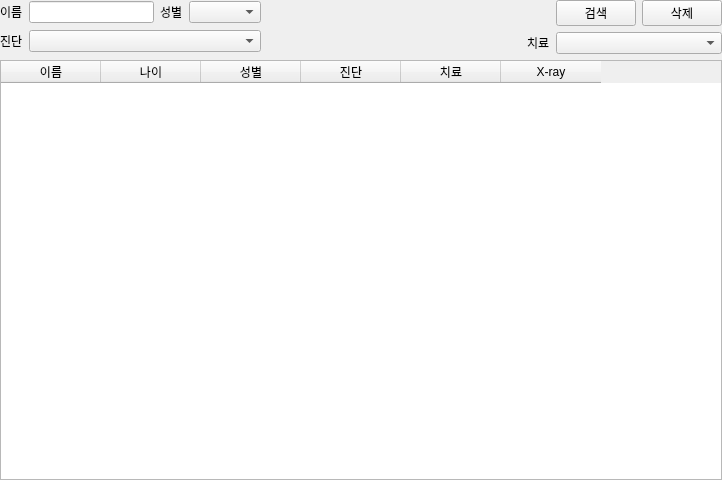
This is Dentix/patientdeleteform.ui in sueun-jo/2ndmini_dentix as Qt 5 draws it before an edit. The edited form follows.
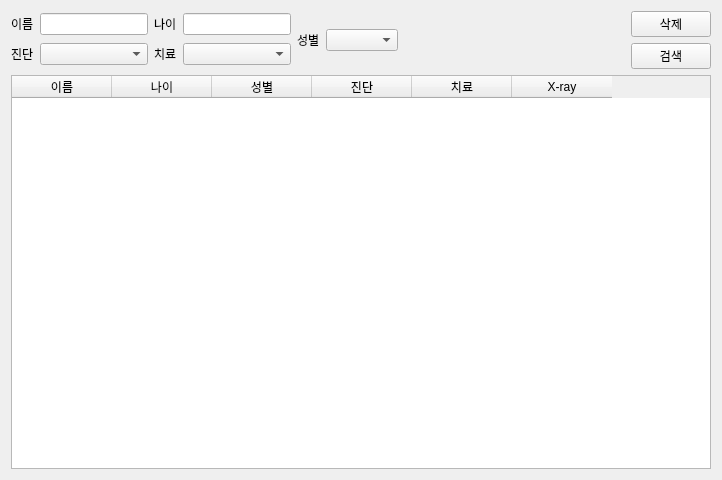
This is the edited form.

Patch:
```diff
--- a/Dentix/patientdeleteform.ui
+++ b/Dentix/patientdeleteform.ui
@@ -13,57 +13,75 @@
   <property name="windowTitle">
    <string>Form</string>
   </property>
+  <layout class="QVBoxLayout" name="verticalLayout_3">
+   <item>
   <layout class="QHBoxLayout" name="horizontalLayout_2">
-   <property name="leftMargin">
-    <number>0</number>
-   </property>
-   <property name="topMargin">
-    <number>0</number>
-   </property>
-   <property name="rightMargin">
-    <number>0</number>
-   </property>
-   <property name="bottomMargin">
-    <number>0</number>
-   </property>
-   <item>
-    <layout class="QVBoxLayout" name="verticalLayout">
      <item>
       <layout class="QHBoxLayout" name="horizontalLayout">
        <item>
         <layout class="QGridLayout" name="gridLayout">
-         <item row="0" column="0">
-          <widget class="QLabel" name="nameLabel">
+         <item row="1" column="0">
+          <widget class="QLabel" name="diagnosisLabel">
            <property name="text">
-            <string>이름</string>
+            <string>진단</string>
            </property>
           </widget>
          </item>
+         <item row="1" column="1">
+          <widget class="QComboBox" name="cbDiagnosisDelete"/>
+         </item>
          <item row="0" column="1">
           <widget class="QLineEdit" name="leNameDelete"/>
          </item>
-         <item row="0" column="2">
+         <item row="0" column="0">
+          <widget class="QLabel" name="nameLabel">
+           <property name="text">
+            <string>이름</string>
+           </property>
+          </widget>
+         </item>
+        </layout>
+       </item>
+       <item>
+        <layout class="QGridLayout" name="gridLayout_2">
+         <item row="1" column="1">
+          <widget class="QComboBox" name="cbTreatmentDelete"/>
+         </item>
+         <item row="0" column="1">
+          <widget class="QLineEdit" name="leAgeDelete"/>
+         </item>
+         <item row="0" column="0">
+          <widget class="QLabel" name="nameLabel_2">
+           <property name="text">
+            <string>나이</string>
+           </property>
+          </widget>
+         </item>
+         <item row="1" column="0">
+          <widget class="QLabel" name="treatLabel">
+           <property name="text">
+            <string>치료</string>
+           </property>
+          </widget>
+         </item>
+        </layout>
+       </item>
+      </layout>
+     </item>
+     <item>
+      <layout class="QVBoxLayout" name="verticalLayout">
+       <item>
           <widget class="QLabel" name="genderLabel">
            <property name="text">
             <string>성별</string>
            </property>
           </widget>
          </item>
-         <item row="0" column="3">
+      </layout>
+     </item>
+     <item>
           <widget class="QComboBox" name="cbGenderDelete"/>
          </item>
-         <item row="1" column="0">
-          <widget class="QLabel" name="diagnosisLabel">
-           <property name="text">
-            <string>진단</string>
-           </property>
-          </widget>
-         </item>
-         <item row="1" column="1" colspan="3">
-          <widget class="QComboBox" name="cbDiagnosisDelete"/>
-         </item>
-        </layout>
-       </item>
        <item>
         <spacer name="horizontalSpacer">
          <property name="orientation">
@@ -71,32 +89,22 @@
          </property>
          <property name="sizeHint" stdset="0">
           <size>
-           <width>40</width>
+         <width>118</width>
            <height>20</height>
           </size>
          </property>
         </spacer>
        </item>
        <item>
-        <layout class="QGridLayout" name="gridLayout_2">
-         <item row="1" column="1" colspan="2">
-          <widget class="QComboBox" name="cbTreatmentDelete"/>
-         </item>
-         <item row="0" column="2">
+      <layout class="QVBoxLayout" name="verticalLayout_2">
+       <item>
           <widget class="QPushButton" name="btnDelete">
            <property name="text">
             <string>삭제</string>
            </property>
           </widget>
          </item>
-         <item row="1" column="0">
-          <widget class="QLabel" name="treatLabel">
-           <property name="text">
-            <string>치료</string>
-           </property>
-          </widget>
-         </item>
-         <item row="0" column="1">
+       <item>
           <widget class="QPushButton" name="btnSearchDelete">
            <property name="text">
             <string>검색</string>
@@ -140,8 +148,6 @@
         </property>
        </column>
       </widget>
-     </item>
-    </layout>
    </item>
   </layout>
  </widget>
```
Lines whose indentation alone changed are shown as unchanged.
